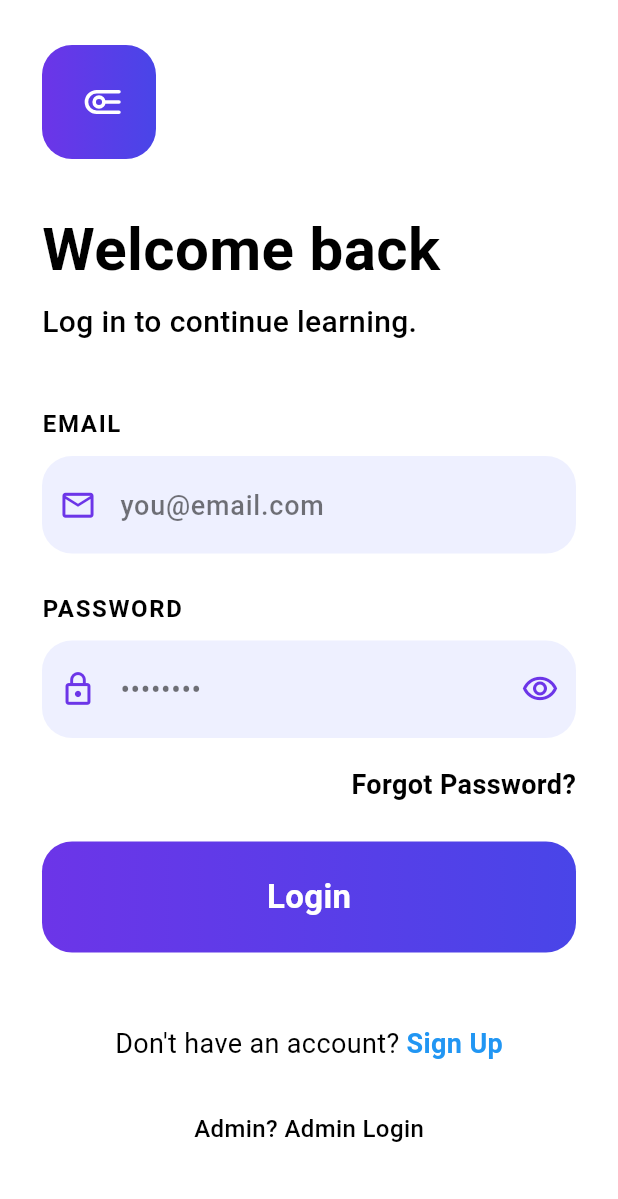
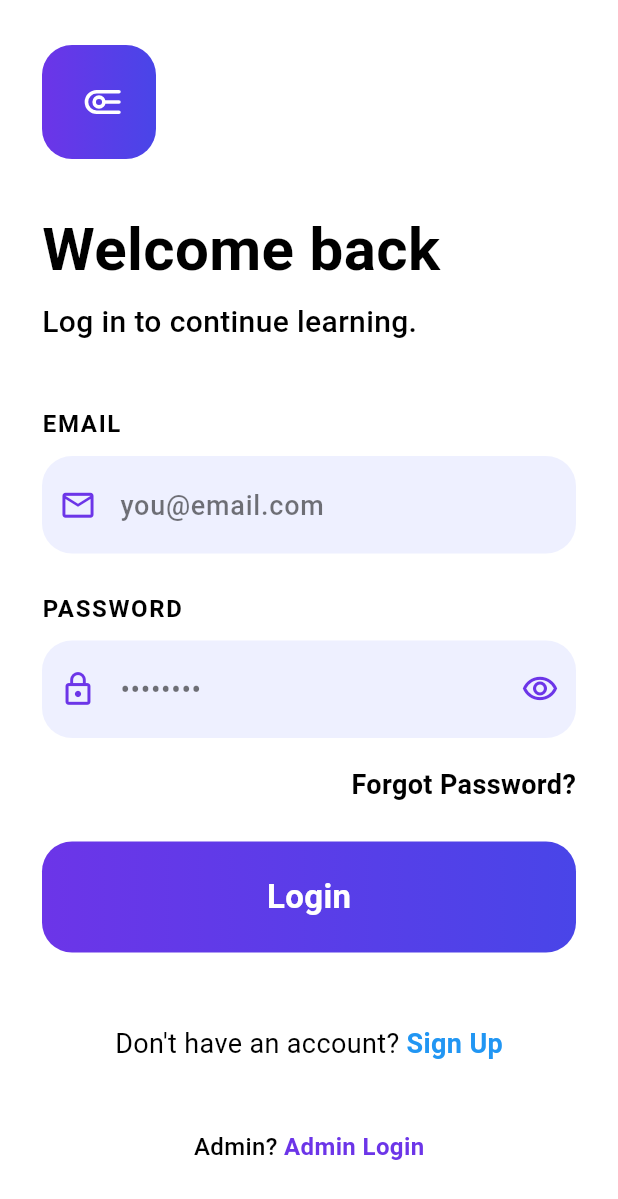
Before and after one commit to vtank755-hash/Think_lab, a Flutter app: the screen it shows after launch, on a phone screen of 412 x 824 dp. Shown: the top 1199 px of the screen. Run offline on Flutter 3.47's test engine with Material 3 defaults, Android fonts, the phone set to English and light mode, and no system bars; our stand-ins replace qr_flutter.

Commit message:
Enhance Admin Login button touch target and ripple effect

```diff
--- a/lib/login_user.dart
+++ b/lib/login_user.dart
@@ -301,21 +301,45 @@ class _LoginPageState extends State<LoginPage> {
                         ),
                         const SizedBox(height: 32),
                         Center(
-                          child: GestureDetector(
+                          child: Material(
+                            color: Colors.transparent,
+                            child: InkWell(
+                              key: const ValueKey('admin-login-button'),
+                              borderRadius: BorderRadius.circular(12),
                               onTap: () {
                                 Navigator.push(
                                   context,
                                   MaterialPageRoute(
-                                  builder: (context) => const AdminLoginPage(),
+                                    builder: (context) =>
+                                        const AdminLoginPage(),
                                   ),
                                 );
                               },
-                            child: const Text(
-                              'Admin? Admin Login',
+                              child: const Padding(
+                                padding: EdgeInsets.symmetric(
+                                  horizontal: 20,
+                                  vertical: 12,
+                                ),
+                                child: Text.rich(
+                                  TextSpan(
+                                    text: 'Admin? ',
                                     style: TextStyle(
                                       color: _muted,
                                       fontSize: 16,
                                       fontWeight: FontWeight.w500,
+                                    ),
+                                    children: [
+                                      TextSpan(
+                                        text: 'Admin Login',
+                                        style: TextStyle(
+                                          color: _primary,
+                                          fontSize: 16,
+                                          fontWeight: FontWeight.w700,
+                                        ),
+                                      ),
+                                    ],
+                                  ),
+                                ),
                               ),
                             ),
                           ),
```
Lines whose indentation alone changed are shown as unchanged.
